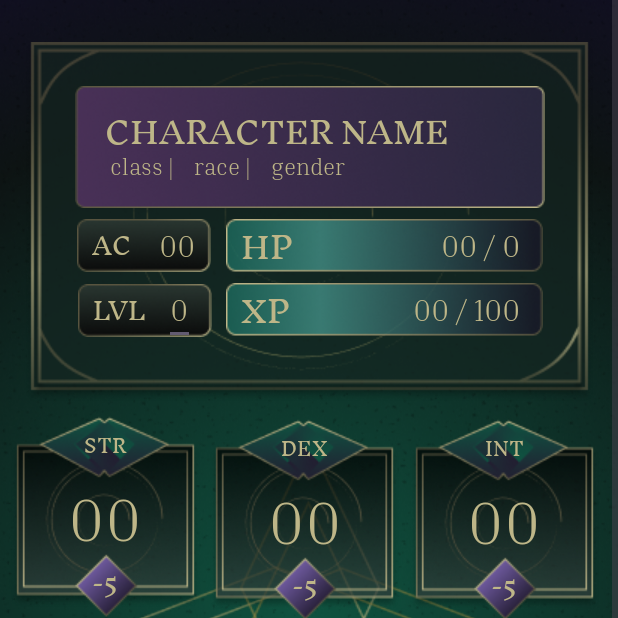
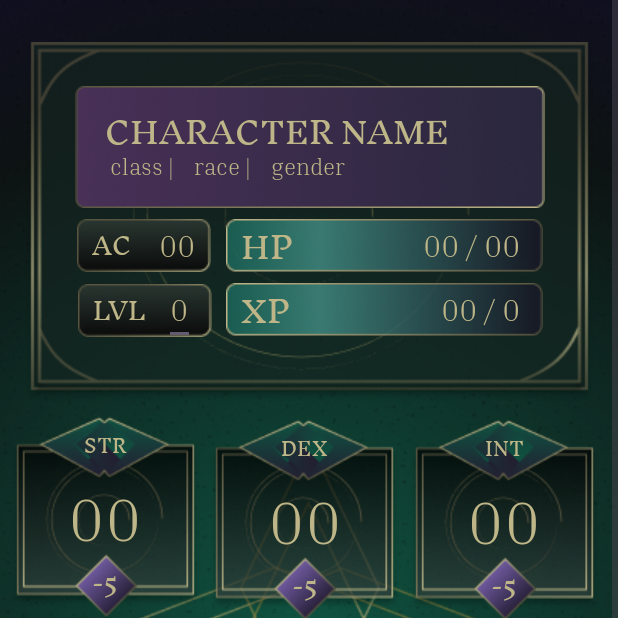
Before and after one commit to plowsters/PocketGrimoire, an Android app: the CharacterSheetActivity screen opened directly, with no data from a screen before it, on a phone screen of 412 x 824 dp, the top half of it. Run offline under Robolectric (Android 15) with nearby library versions, the phone set to English and light mode, and no system bars; 41 statements that could not run were skipped.

Commit message:
fixed xp to level value displaying the wrong value

```diff
--- a/app/src/main/java/com/example/pocketgrimoire/CharacterSheetActivity.java
+++ b/app/src/main/java/com/example/pocketgrimoire/CharacterSheetActivity.java
@@ -106,8 +106,7 @@ public class CharacterSheetActivity extends AppCompatActivity {
      */
     private void calculateMaxXP(int currLevel) {
         int maxXP = 300 * currLevel;
-        binding.maxHPTextView.setText(String.valueOf(maxXP));
-
+        binding.maxXPTextView.setText(String.valueOf(maxXP));
     }
 
     /**
```
